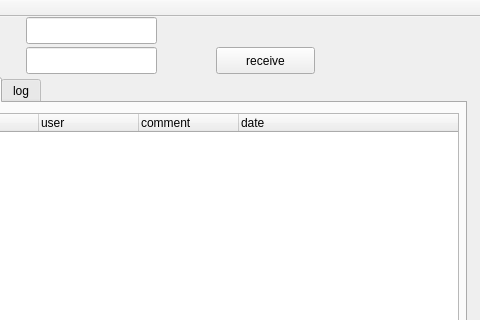
diginatu/Viqo, file mainwindow.ui: the form before one commit; both pictures show x 84 to 564 and y 0 to 320 of the 564 by 434 pixel window.
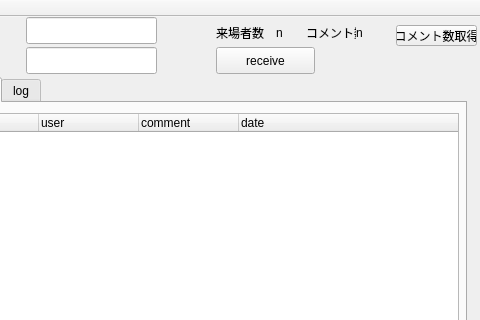
The form after the commit.

Commit message: add watchCount function

```diff
--- a/mainwindow.ui
+++ b/mainwindow.ui
@@ -157,6 +157,71 @@
      </widget>
     </widget>
    </widget>
+   <widget class="QLabel" name="label_3">
+    <property name="geometry">
+     <rect>
+      <x>300</x>
+      <y>10</y>
+      <width>50</width>
+      <height>12</height>
+     </rect>
+    </property>
+    <property name="text">
+     <string>来場者数</string>
+    </property>
+   </widget>
+   <widget class="QLabel" name="watch_count_label">
+    <property name="geometry">
+     <rect>
+      <x>360</x>
+      <y>10</y>
+      <width>50</width>
+      <height>12</height>
+     </rect>
+    </property>
+    <property name="text">
+     <string>n</string>
+    </property>
+   </widget>
+   <widget class="QPushButton" name="pushButton_2">
+    <property name="geometry">
+     <rect>
+      <x>480</x>
+      <y>8</y>
+      <width>81</width>
+      <height>21</height>
+     </rect>
+    </property>
+    <property name="text">
+     <string>コメント数取得</string>
+    </property>
+   </widget>
+   <widget class="QLabel" name="label_4">
+    <property name="geometry">
+     <rect>
+      <x>390</x>
+      <y>10</y>
+      <width>50</width>
+      <height>12</height>
+     </rect>
+    </property>
+    <property name="text">
+     <string>コメント数</string>
+    </property>
+   </widget>
+   <widget class="QLabel" name="comment_count_label">
+    <property name="geometry">
+     <rect>
+      <x>440</x>
+      <y>10</y>
+      <width>50</width>
+      <height>12</height>
+     </rect>
+    </property>
+    <property name="text">
+     <string>n</string>
+    </property>
+   </widget>
   </widget>
   <widget class="QMenuBar" name="menuBar">
    <property name="geometry">
```
Left out of the diff: 2 changed lines with no effect on the pictures. The commit also changes 2 other files.
